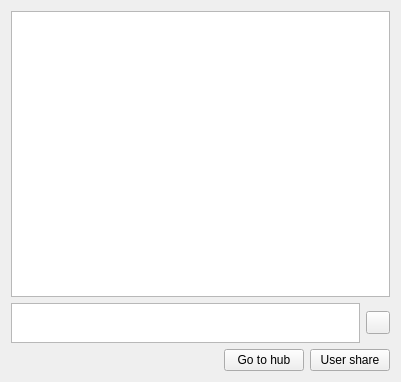
This is eiskaltdcpp/ui/PrivateMessage.ui in eiskaltdcpp/eiskaltdcpp as Qt 5 draws it before an edit. The edited form follows.
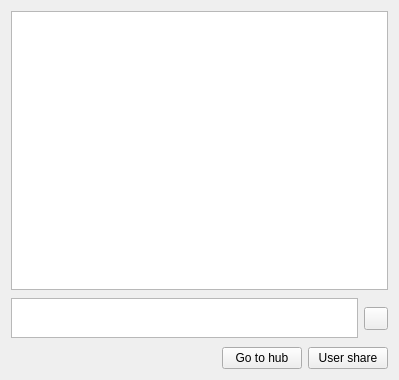
This is the edited form. Custom widgets are drawn as their Qt base class.

Commit message: autoresizing input widget in chats

What changed in the file:
```diff
--- a/eiskaltdcpp/ui/PrivateMessage.ui
+++ b/eiskaltdcpp/ui/PrivateMessage.ui
@@ -6,8 +6,8 @@
    <rect>
     <x>0</x>
     <y>0</y>
-    <width>401</width>
-    <height>382</height>
+    <width>399</width>
+    <height>380</height>
    </rect>
   </property>
   <property name="windowTitle">
@@ -24,7 +24,7 @@
    <item>
     <widget class="QFrame" name="frame">
      <property name="sizePolicy">
-      <sizepolicy hsizetype="Preferred" vsizetype="Fixed">
+      <sizepolicy hsizetype="Preferred" vsizetype="Preferred">
        <horstretch>0</horstretch>
        <verstretch>0</verstretch>
       </sizepolicy>
```
The commit also changes 5 other files.
